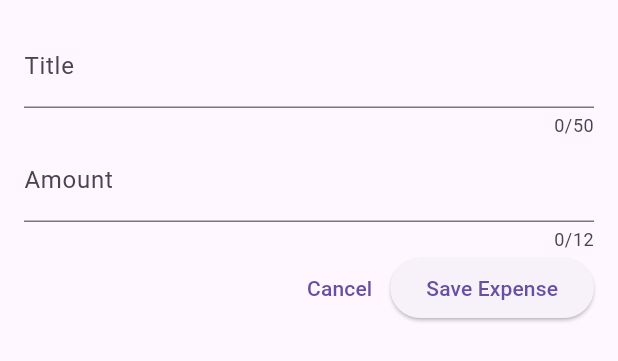
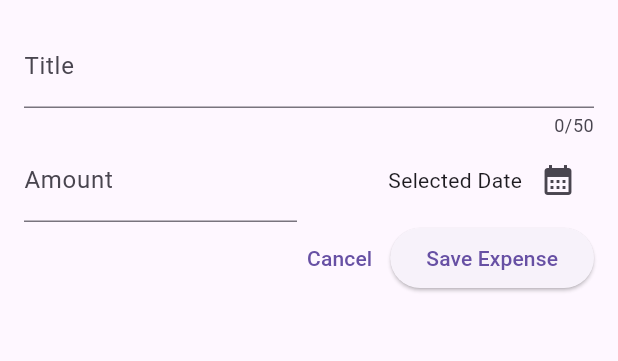
Before and after one commit to dhikadityre/ExpenseTrackerFt, a Flutter app: the NewExpense widget shown alone on an empty page, opened directly, on a phone screen of 412 x 824 dp. Shown: the top 361 px of the screen. Run offline on Flutter 3.47's test engine with Material 3 defaults, Android fonts, the phone set to English and light mode, and no system bars.

Commit message:
showing Date Picker and layouting positional DatePicker with mainAxis dan crossAxis

```diff
--- a/lib/widgets/bottomsheets/new_expense.dart
+++ b/lib/widgets/bottomsheets/new_expense.dart
@@ -12,6 +12,19 @@
 class _NewExpenseState extends State<NewExpense> {
   final _titleController = TextEditingController();
   final _priceController = TextEditingController();
+
+  void _presentDatePicker() {
+    final now = DateTime.now();
+    final firstDate = DateTime(now.year - 1, now.month, now.day);
+
+
+    showDatePicker(
+      context: context,
+      initialDate: now,
+      firstDate: firstDate,
+      lastDate: now,
+    );
+  }
 
   @override
   void dispose() {
@@ -34,18 +47,40 @@
               label: Text('Title'),
             ),
           ),
-          TextField(
+          Row(
+            children: [
+              Expanded(
+                child: TextField(
                   controller: _priceController,
-            maxLength: 12,
                   keyboardType: TextInputType.number,
                   decoration: const InputDecoration(
                     prefixText: 'Rp ',
                     label: Text('Amount'),
                   ),
                 ),
+              ),
+              const SizedBox(
+                width: 16,
+              ),
+              Expanded(
+                child: Row(
+                  mainAxisAlignment: MainAxisAlignment.end, // horizontal-end
+                  crossAxisAlignment:
+                      CrossAxisAlignment.center, // vertical-center
+                  children: [
+                    const Text('Selected Date'),
+                    IconButton(
+                      onPressed: _presentDatePicker,
+                      icon: const Icon(Icons.calendar_month),
+                    )
+                  ],
+                ),
+              )
+            ],
+          ),
           Row(
             children: [
-              Spacer(),
+              const Spacer(),
               TextButton(
                 onPressed: () {
                   Navigator.pop(context);
```
Lines whose indentation alone changed are shown as unchanged.
